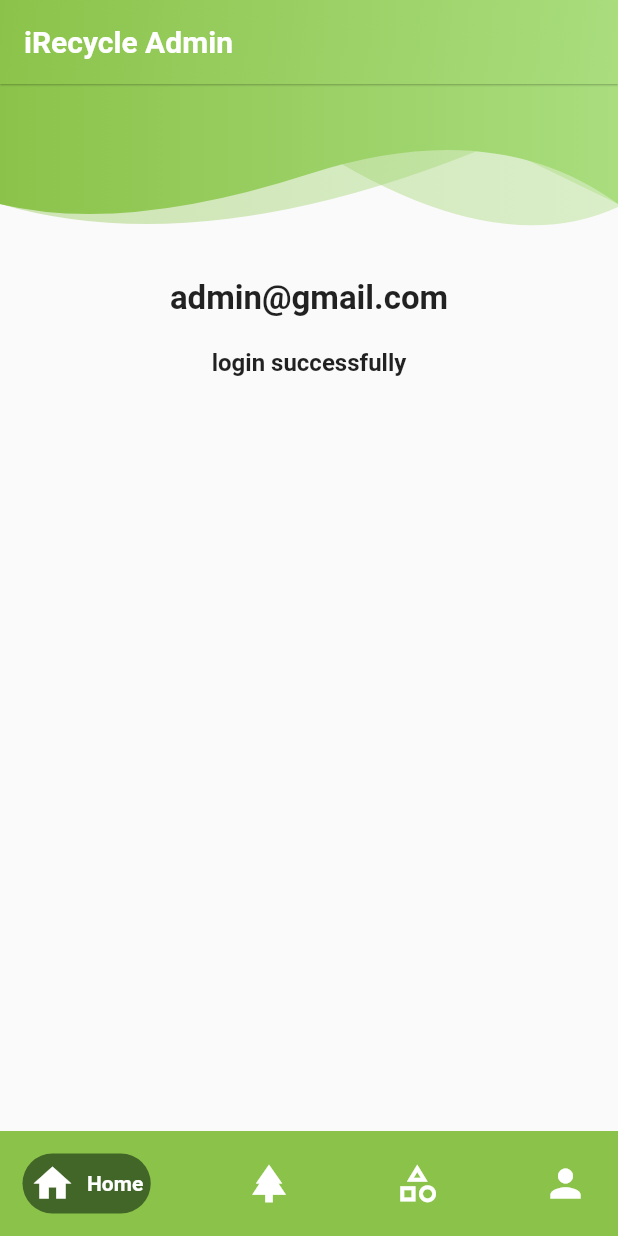
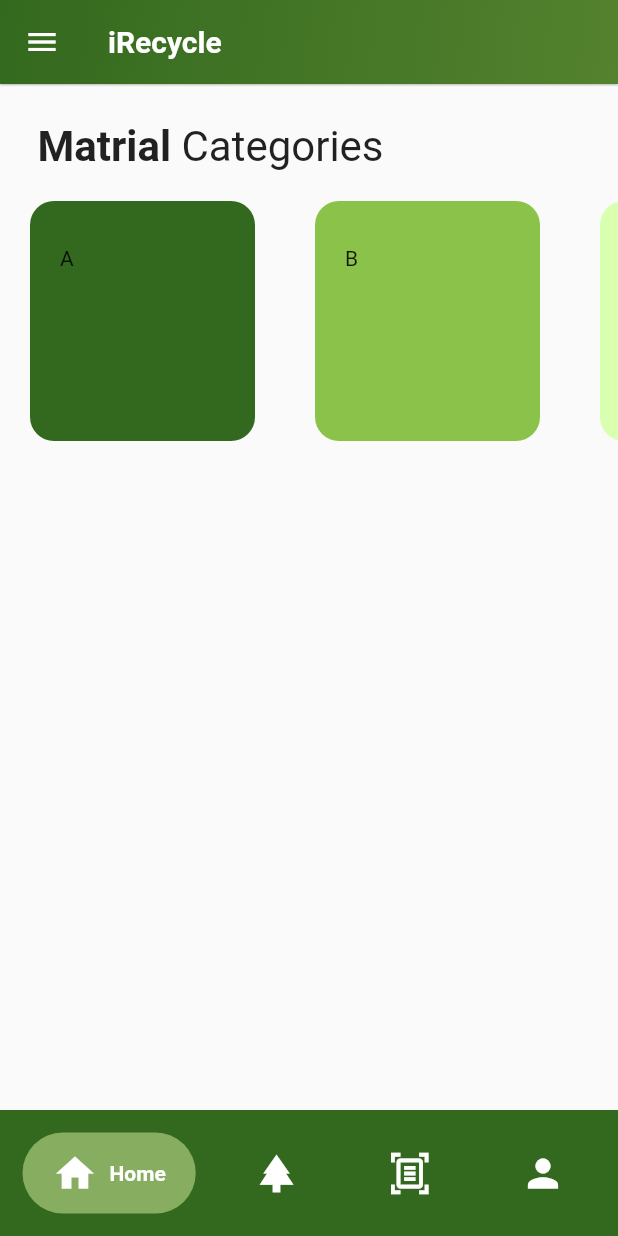
Before and after one commit to Ghadaaljariwi/iRecycle, a Flutter app: the screen it shows after launch, on a phone screen of 412 x 824 dp. Run offline on Flutter 3.47's test engine with Material 2 defaults, Android fonts, the phone set to English and light mode, and no system bars; drawn by our look-alikes of google_nav_bar; our stand-ins replace bloc, cloud_firestore, equatable, firebase_auth, firebase_core, flutter_bloc and 5 more; accounts and stored records are empty.

Commit message:
userCategories

```diff
--- a/lib/main.dart
+++ b/lib/main.dart
@@ -6,9 +6,10 @@ import 'package:irecycle/pages/Bloc/home_bloc.dart';
 import 'package:irecycle/pages/BlocCategories/addCategory.dart';
 import 'package:irecycle/pages/BlocCategories/bloc/category_bloc.dart';
 import 'package:irecycle/pages/BlocCategories/category.dart';
-import 'package:irecycle/pages/home.dart';
+
 import 'package:irecycle/pages/homes.dart';
 import 'package:irecycle/pages/login_page.dart';
+import 'package:irecycle/pages/scan_object.dart';
 import 'package:irecycle/pages/splash_screen.dart';
 import 'package:cloud_firestore/cloud_firestore.dart';
 import 'package:firebase_auth/firebase_auth.dart';
@@ -20,15 +21,15 @@ Map<int, Color> color = {
   100: Color.fromARGB(255, 65, 102, 39),
   200: Color.fromARGB(255, 94, 145, 74),
   300: Color.fromARGB(255, 135, 174, 96),
-  400: Color.fromARGB(255, 169, 221, 126),
-  500: Color.fromARGB(255, 169, 221, 126),
+  400: Color.fromARGB(255, 79, 119, 47),
+  500: Color.fromARGB(255, 84, 130, 46),
   600: Color.fromARGB(255, 169, 221, 126),
   700: Color.fromARGB(255, 135, 174, 96),
   800: Color.fromARGB(255, 94, 145, 74),
   900: Color.fromARGB(255, 65, 102, 39),
 };
 
-MaterialColor colorCustom = MaterialColor(0xFF8BC34A, color);
+MaterialColor colorCustom = MaterialColor(0xFF33691E, color);
 void main() async {
   WidgetsFlutterBinding.ensureInitialized();
   await Firebase.initializeApp(
@@ -61,7 +62,7 @@ class MyApp extends StatelessWidget {
       theme: ThemeData(
         primarySwatch: colorCustom,
       ),
-      home: AdminHomePage(), //OnboardingScreen(),
+      home: HomePage(), //OnboardingScreen(),
     );
   }
 }
--- a/lib/pages/AdminHome.dart
+++ b/lib/pages/AdminHome.dart
@@ -6,11 +6,14 @@ import 'package:flutter/services.dart';
 import 'package:fluttertoast/fluttertoast.dart';
 import 'package:google_nav_bar/google_nav_bar.dart';
 import 'package:irecycle/pages/BlocCategories/addCategory.dart';
+
+import 'package:irecycle/pages/homes.dart';
 import 'package:irecycle/pages/login_page.dart';
 import 'package:irecycle/pages/splash_screen.dart';
 import 'package:irecycle/pages/widgets/header_widget.dart';
 
 import '../common/theme_helper.dart';
+import 'TestBloc.dart';
 import 'registration_page.dart';
 
 class AdminHomePage extends StatefulWidget {
@@ -28,6 +31,16 @@ class _AdminHomePageState extends State<AdminHomePage> {
   int _selectedIndex = 0;
   TextEditingController nameController = TextEditingController();
   TextEditingController _emailController = TextEditingController();
+  final List<Widget> _pages = [
+    Center(
+      child: Text('home'),
+    ),
+    Bloc(),
+    addCategory(),
+    Center(
+      child: Text('profile'),
+    ),
+  ];
 
   _getUserDetail() {
     FirebaseFirestore.instance
@@ -108,6 +121,7 @@ class _AdminHomePageState extends State<AdminHomePage> {
   @override
   Widget build(BuildContext context) {
     return Scaffold(
+      body: _pages[_selectedIndex],
       appBar: AppBar(
         automaticallyImplyLeading: false,
         title: Text(
@@ -241,7 +255,7 @@ class _AdminHomePageState extends State<AdminHomePage> {
           ),
         ),
       ),
-      body: SingleChildScrollView(
+      bottomSheet: SingleChildScrollView(
         child: Stack(
           children: [
             Container(
@@ -301,8 +315,6 @@ class _AdminHomePageState extends State<AdminHomePage> {
               GButton(
                 icon: Icons.category_outlined,
                 text: 'Categories',
-                onPressed: () => Navigator.push(context,
-                    MaterialPageRoute(builder: (context) => addCategory())),
               ),
               GButton(
                 icon: Icons.person,
@@ -310,14 +322,16 @@ class _AdminHomePageState extends State<AdminHomePage> {
               ),
             ],
             selectedIndex: _selectedIndex,
-            onTabChange: (index) {
-              setState(() {
-                _selectedIndex = index;
-              });
-            },
+            onTabChange: _bottomNav,
           ),
         ),
       ),
     );
   }
+
+  void _bottomNav(int index) {
+    setState(() {
+      _selectedIndex = index;
+    });
+  }
 }
--- /dev/null
+++ b/lib/pages/Mycard.dart
@@ -0,0 +1,36 @@
+import 'package:flutter/material.dart';
+import 'package:flutter/src/widgets/container.dart';
+import 'package:flutter/src/widgets/framework.dart';
+
+class MyCard extends StatelessWidget {
+  final String category;
+  final color;
+  final img;
+  const MyCard({super.key, required this.category, this.color, this.img});
+
+  @override
+  Widget build(BuildContext context) {
+    return Padding(
+      padding: const EdgeInsets.all(20),
+      child: Container(
+        width: 150,
+        padding: EdgeInsets.all(20),
+        decoration: BoxDecoration(
+          color: color,
+          borderRadius: BorderRadius.circular(16),
+        ),
+        child: Column(
+          crossAxisAlignment: CrossAxisAlignment.start,
+          children: [
+            SizedBox(
+              height: 10,
+            ),
+            Text(
+              category.toString(),
+            ),
+          ],
+        ),
+      ),
+    );
+  }
+}
--- a/lib/pages/home.dart
+++ b/lib/pages/TestBloc.dart
@@ -4,6 +4,7 @@ import 'package:cloud_firestore/cloud_firestore.dart';
 import 'package:firebase_auth/firebase_auth.dart';
 import 'package:flutter/cupertino.dart';
 import 'package:flutter/material.dart';
+import 'package:flutter/rendering.dart';
 import 'package:flutter/services.dart';
 import 'package:flutter_bloc/flutter_bloc.dart';
 import 'package:fluttertoast/fluttertoast.dart';
@@ -229,10 +230,6 @@ class _BlocState extends State<Bloc> {
   Widget build(BuildContext context) {
     return MaterialApp(
       home: Scaffold(
-        appBar: AppBar(
-          title: const Text("iRecycle"),
-          backgroundColor: Colors.lightGreen,
-        ),
         body: BlocConsumer<HomeBloc, HomeState>(
           listener: (context, state) {},
           builder: (context, state) {
--- /dev/null
+++ b/lib/pages/categories.dart
@@ -0,0 +1,71 @@
+import 'package:flutter/material.dart';
+import 'package:flutter/src/widgets/container.dart';
+import 'package:flutter/src/widgets/framework.dart';
+
+import 'Mycard.dart';
+
+class categories extends StatefulWidget {
+  const categories({super.key});
+
+  @override
+  State<categories> createState() => _categoriesState();
+}
+
+class _categoriesState extends State<categories> {
+  @override
+  Widget build(BuildContext context) {
+    return Scaffold(
+      body: SafeArea(
+        child: Column(children: [
+          SizedBox(
+            height: 25,
+          ),
+          Padding(
+            padding: const EdgeInsets.symmetric(horizontal: 25),
+            child: Row(
+              //  mainAxisAlignment: MainAxisAlignment.spaceBetween,
+              children: [
+                Text(
+                  'Matrial',
+                  style: TextStyle(
+                    fontSize: 28,
+                    fontWeight: FontWeight.bold,
+                  ),
+                ),
+                Text(
+                  ' Categories',
+                  style: TextStyle(
+                    fontSize: 28,
+                  ),
+                ),
+              ],
+            ),
+          ),
+          Container(
+            height: 200,
+            child: ListView(
+              scrollDirection: Axis.horizontal,
+              children: [
+                MyCard(
+                  category: 'A',
+                  color: Theme.of(context).primaryColor,
+                  // img: 'assets/images/recycling (2).png',
+                ),
+                MyCard(
+                  category: 'B',
+                  color: Colors.lightGreen,
+                  //   img: 'assets/images/recycling (2).png',
+                ),
+                MyCard(
+                  category: 'C',
+                  color: Color.fromARGB(255, 217, 255, 176),
+                  //   img: 'assets/images/recycling (2).png',
+                ),
+              ],
+            ),
+          )
+        ]),
+      ),
+    );
+  }
+}
--- a/lib/pages/homes.dart
+++ b/lib/pages/homes.dart
@@ -5,11 +5,14 @@ import 'package:flutter/material.dart';
 import 'package:flutter/services.dart';
 import 'package:fluttertoast/fluttertoast.dart';
 import 'package:google_nav_bar/google_nav_bar.dart';
+import 'package:irecycle/pages/categories.dart';
 import 'package:irecycle/pages/login_page.dart';
+import 'package:irecycle/pages/scan_object.dart';
 import 'package:irecycle/pages/splash_screen.dart';
 import 'package:irecycle/pages/widgets/header_widget.dart';
 
 import '../common/theme_helper.dart';
+import 'TestBloc.dart';
 import 'registration_page.dart';
 
 class HomePage extends StatefulWidget {
@@ -103,9 +106,19 @@ class _HomePageState extends State<HomePage> {
   }
 
   int _selectedIndex = 0;
+  final List<Widget> _pages = [
+    categories(),
+    Bloc(),
+    CameraScreen(),
+    Center(
+      child: Text('profile'),
+    ),
+  ];
+
   @override
   Widget build(BuildContext context) {
     return Scaffold(
+      body: _pages[_selectedIndex],
       appBar: AppBar(
         title: Text(
           "iRecycle",
@@ -236,7 +249,7 @@ class _HomePageState extends State<HomePage> {
           ],
         ),
       ),
-      body: SingleChildScrollView(
+      /* bottomSheet: SingleChildScrollView(
         child: Stack(
           children: [
             Container(
@@ -268,7 +281,7 @@ class _HomePageState extends State<HomePage> {
             ),
           ],
         ),
-      ),
+      ),*/
       bottomNavigationBar: Container(
         color: Theme.of(context).primaryColor,
         child: Padding(
@@ -281,14 +294,12 @@ class _HomePageState extends State<HomePage> {
             iconSize: 30,
             padding: EdgeInsets.symmetric(horizontal: 20, vertical: 12),
             duration: Duration(milliseconds: 400),
-            tabBackgroundColor: Theme.of(context).primaryColorLight,
+            tabBackgroundColor: Theme.of(context).primaryColorDark,
             color: Colors.white,
             tabs: [
               GButton(
                 icon: Icons.home,
                 text: 'Home',
-                onPressed: () => Navigator.push(context,
-                    MaterialPageRoute(builder: (context) => HomePage())),
               ),
               GButton(
                 icon: Icons.park_sharp,
--- a/lib/pages/login_page.dart
+++ b/lib/pages/login_page.dart
@@ -6,7 +6,6 @@ import 'package:fluttertoast/fluttertoast.dart';
 import 'package:irecycle/common/theme_helper.dart';
 import 'package:irecycle/pages/AdminHome.dart';
 
-import 'home.dart';
 import 'homes.dart';
 import 'registration_page.dart';
 import 'widgets/header_widget.dart';
--- a/lib/pages/registration_page.dart
+++ b/lib/pages/registration_page.dart
@@ -7,7 +7,6 @@ import 'package:irecycle/pages/widgets/header_widget.dart';
 import 'package:font_awesome_flutter/font_awesome_flutter.dart';
 import 'package:hexcolor/hexcolor.dart';
 
-import 'home.dart';
 import 'package:cloud_firestore/cloud_firestore.dart';
 import 'package:firebase_auth/firebase_auth.dart';
 import 'package:fluttertoast/fluttertoast.dart';
--- a/pubspec.yaml
+++ b/pubspec.yaml
@@ -39,7 +39,6 @@ dependencies:
   hexcolor: ^2.0.4
   font_awesome_flutter: ^9.1.0
   otp_text_field: ^1.1.1
-  flutter_svg: ^0.19.0
   cloud_firestore: ^4.3.0
   firebase_auth: ^4.2.3
   firebase_core: ^2.4.0
```
Also changed, not shown: pubspec.lock.
